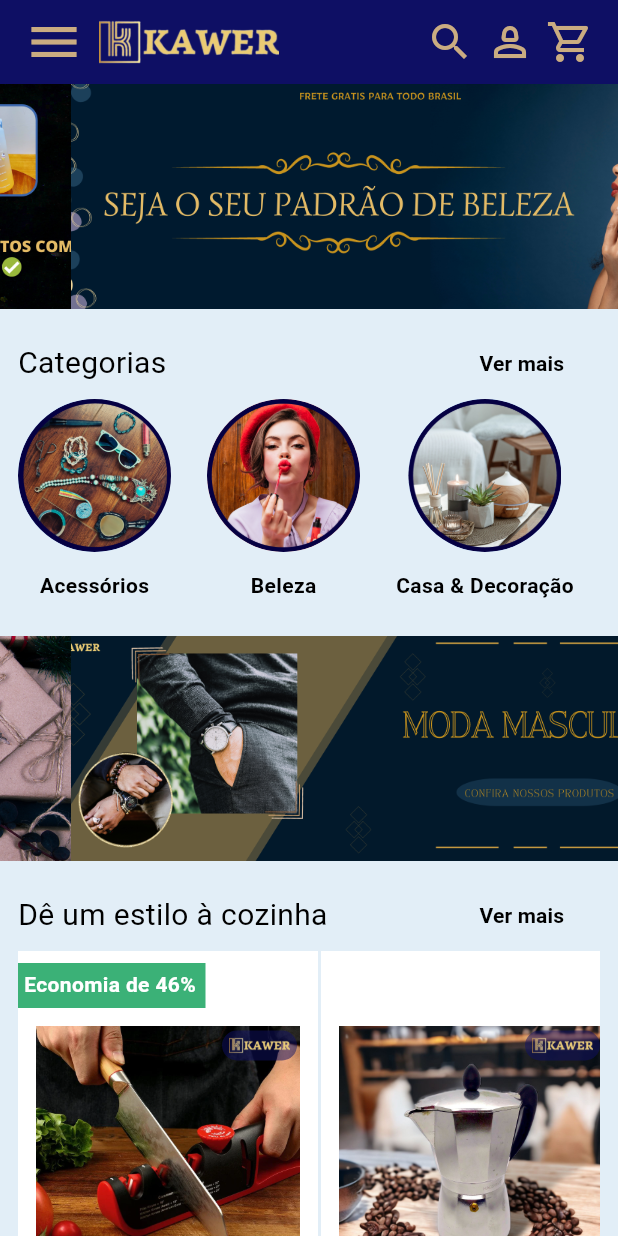
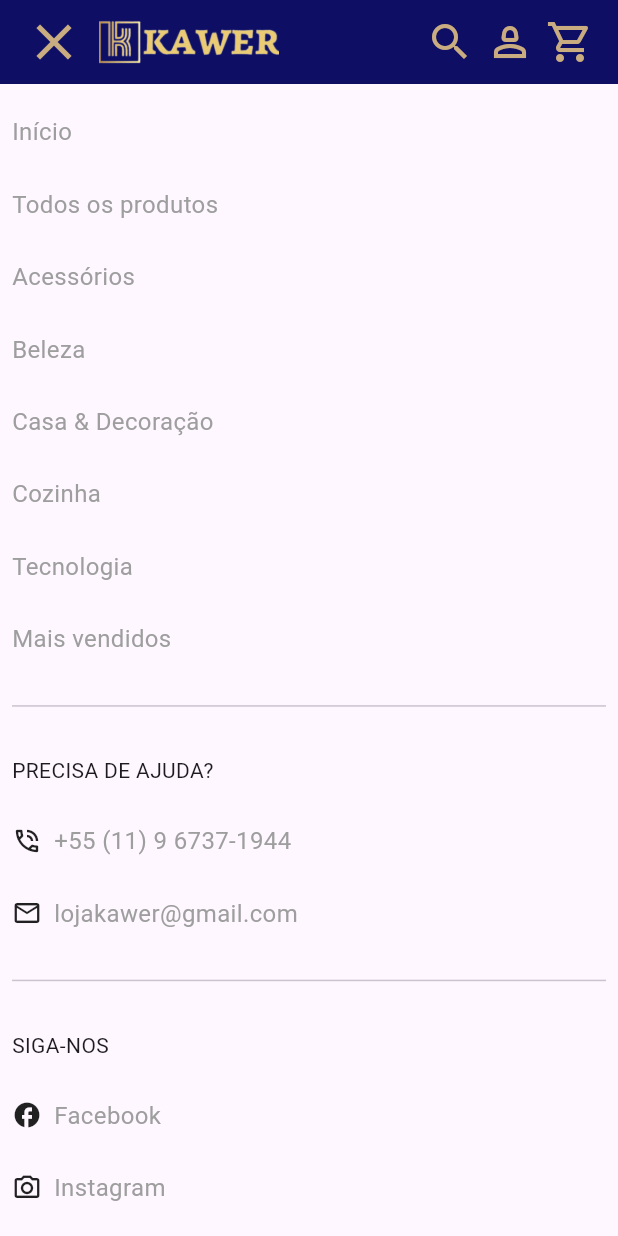
Before and after one commit to PedroLucasFernandes/lojas-kawer, a Flutter app: the HomePage screen opened by its route, after a tap on the "menu" icon, on a phone screen of 412 x 824 dp. Run offline on Flutter 3.47's test engine with Material 3 defaults, Android fonts, the light colour scheme and no system bars.

Commit message:
feat: add menu page

```diff
--- a/lib/main.dart
+++ b/lib/main.dart
@@ -2,6 +2,7 @@ import 'package:flutter/material.dart';
 import 'package:lojas_kawer/views/first_page.dart';
 import 'package:lojas_kawer/views/home_page.dart';
 import 'package:lojas_kawer/views/login_page.dart';
+import 'package:lojas_kawer/views/menu_page.dart';
 import 'package:lojas_kawer/views/signup_page.dart';
 
 void main () => runApp(MyApp());
@@ -16,6 +17,7 @@ class MyApp extends StatelessWidget {
         "/signup_page" : (context) => SignupPage(),
         "/login_page" : (context) => LoginPage(),
         "/home_page" : (context) => HomePage(),
+        "/menu_page" : (context) => MenuPage(),
       },
       debugShowCheckedModeBanner: false,
       home: FirstPage(),
--- a/lib/views/home_page.dart
+++ b/lib/views/home_page.dart
@@ -55,7 +55,7 @@ class _HomePageState extends State<HomePage> {
     return Scaffold(
       appBar: PreferredSize(
         preferredSize: AppBar().preferredSize,
-        child: Bar(),
+        child: Bar(isMenu: false,),
       ),
       backgroundColor: Color(0XFFE2EEF7),
       body: SingleChildScrollView(
--- /dev/null
+++ b/lib/views/menu_page.dart
@@ -0,0 +1,100 @@
+import 'package:flutter/material.dart';
+import 'package:lojas_kawer/widgets/appbar.dart';
+import 'package:lojas_kawer/widgets/menu_text.dart';
+
+class MenuPage extends StatelessWidget {
+  const MenuPage({super.key});
+
+  @override
+  Widget build(BuildContext context) {
+    return Scaffold(
+      appBar: PreferredSize(
+        preferredSize: AppBar().preferredSize,
+        child: Bar(isMenu: true,),
+      ),
+      body: Padding(
+        padding: const EdgeInsets.all(8.0),
+        child: Column(
+          crossAxisAlignment: CrossAxisAlignment.start,
+          mainAxisAlignment: MainAxisAlignment.spaceAround,
+          children: [
+            MenuText(title: "Início",
+              onPressed: () {
+
+              },
+            ),
+            MenuText(title: "Todos os produtos",
+              onPressed: () {
+
+              },
+            ),
+            MenuText(title: "Acessórios",
+              onPressed: () {
+
+              },
+            ),
+            MenuText(title: "Beleza",
+              onPressed: () {
+
+              },
+            ),
+            MenuText(title: "Casa & Decoração",
+              onPressed: () {
+
+              },
+            ),
+            MenuText(title: "Cozinha",
+              onPressed: () {
+
+              },
+            ),
+            MenuText(title: "Tecnologia",
+              onPressed: () {
+
+              },
+            ),
+            MenuText(title: "Mais vendidos",
+              onPressed: () {
+
+              },
+            ),
+            Divider(),
+            Text("PRECISA DE AJUDA?"),
+            MenuText(
+              title: "+55 (11) 9 6737-1944",
+              icon: Icon(Icons.phone_in_talk_outlined,
+                size: 20,
+              ),
+            ),
+            MenuText(
+              title: "lojakawer@gmail.com",
+              icon: Icon(Icons.email_outlined,
+                size: 20,
+              ),
+            ),
+            Divider(),
+            Text("SIGA-NOS"),
+            MenuText(
+              title: "Facebook",
+              icon: Icon(Icons.facebook,
+                size: 20,
+              ),
+              onPressed: (){
+
+              },
+            ),
+            MenuText(
+              title: "Instagram",
+              icon: Icon(Icons.camera_alt_outlined,
+                size: 20,
+              ),
+              onPressed: (){
+
+              },
+            ),
+          ],
+        ),
+      ),
+    );
+  }
+}
--- a/lib/widgets/appbar.dart
+++ b/lib/widgets/appbar.dart
@@ -2,8 +2,11 @@ import 'package:flutter/material.dart';
 
 class Bar extends StatelessWidget implements PreferredSizeWidget {
 
+  final bool isMenu;
+
   const Bar({
       super.key,
+      required this.isMenu,
     });
 
   @override
@@ -17,9 +20,21 @@ class Bar extends StatelessWidget implements PreferredSizeWidget {
           Row(
             mainAxisAlignment: MainAxisAlignment.start,
             children: [
+              isMenu ?
               InkWell(
                 onTap: () {
-
+                  Navigator.pop(context);
+                },
+                child: Icon(
+                  Icons.close,
+                  color: Color(0XFFCAAC81),
+                  size: 40.0,
+                ),
+              )
+              :
+              InkWell(
+                onTap: () {
+                  Navigator.pushNamed(context, "/menu_page");
                 },
                 child: Icon(
                   Icons.menu,
--- /dev/null
+++ b/lib/widgets/menu_text.dart
@@ -0,0 +1,48 @@
+import 'package:flutter/material.dart';
+
+class MenuText extends StatelessWidget {
+
+  final String title;
+  final Function()? onPressed;
+  final Icon? icon;
+  const MenuText({
+      super.key,
+      required this.title,
+      this.onPressed,
+      this.icon,
+    });
+
+  @override
+  Widget build(BuildContext context) {
+    return Row(
+      children: [
+        icon != null ? Row(
+          children: [
+            InkWell(onTap: onPressed, child: icon!),
+            SizedBox(width: 8,)
+          ],
+        )
+        : SizedBox(),
+        onPressed != null ?
+        InkWell(
+          onTap: onPressed,
+          child: Text(
+            title,
+            style: TextStyle(
+              color: Colors.grey,
+              fontSize: 16,
+            ),
+          ),
+        )
+        :
+        Text(
+          title,
+          style: TextStyle(
+            color: Colors.grey,
+            fontSize: 16,
+          ),
+        )
+      ],
+    );
+  }
+}
```
